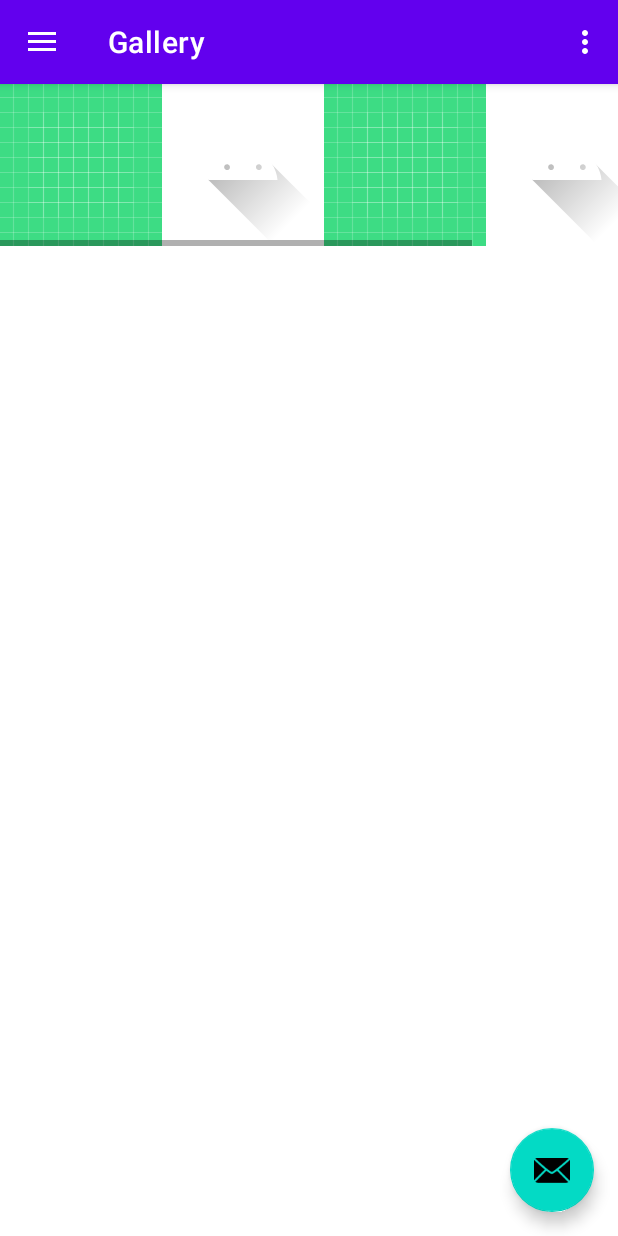
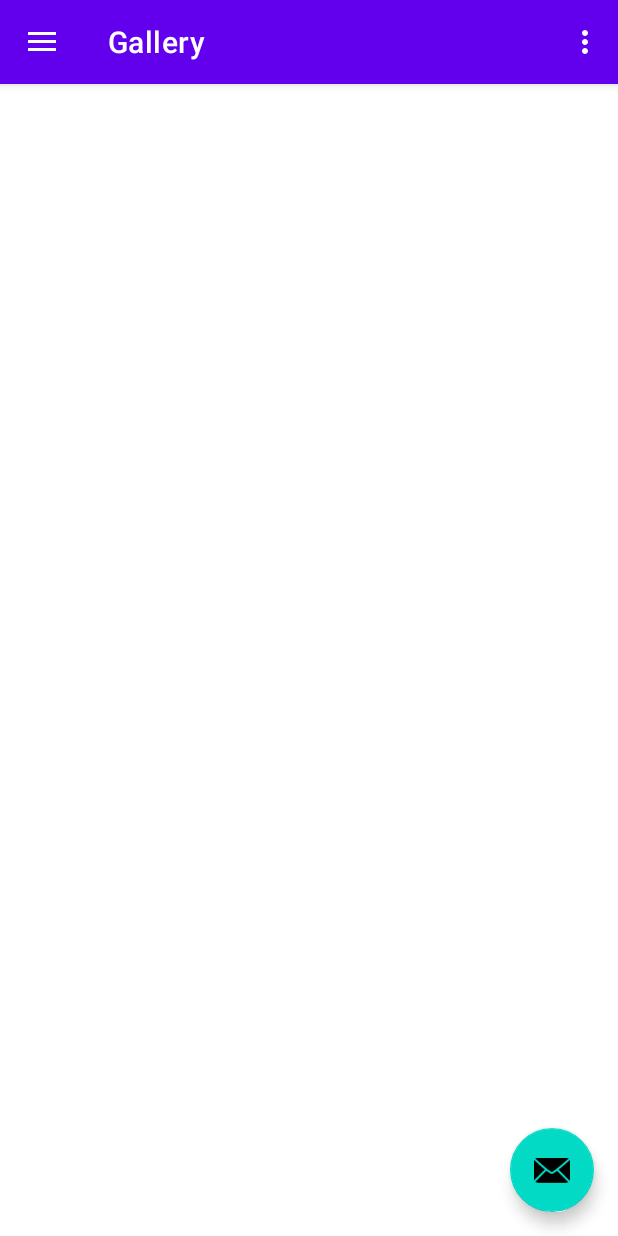
Before and after one commit to Kiiroi-dev/AppTools, an Android app: the screen it shows after launch (MainActivity), in the side drawer, after a tap on "Gallery", on a phone screen of 412 x 824 dp. Run offline under Robolectric (Android 15) with nearby library versions, the phone set to English and light mode, and no system bars; our stand-ins replace navigation-ui; 2 statements that could not run were skipped.

```diff
--- a/app/src/main/java/com/example/apptools/ui/finance/FinanceFragment.kt
+++ b/app/src/main/java/com/example/apptools/ui/finance/FinanceFragment.kt
@@ -29,58 +29,10 @@ class FinanceFragment : Fragment(R.layout.fragment_finance) {
         inflater: LayoutInflater,
         container: ViewGroup?,
         savedInstanceState: Bundle?
-    ): View? {
+    ): View {
+        val root: View = binding.root
+        return root
 
-        // Variables
-        financeViewModel =
-            ViewModelProvider(this).get(FinanceViewModel::class.java)
-        _binding = FragmentFinanceBinding.inflate(inflater, container, false)
-        val root: View = binding.root
-        val relativeLayout: RelativeLayout = binding.scrollViewFinance
-        val linearLayout = LinearLayout(activity)
-        val horizontalScrollView = HorizontalScrollView(activity)
-        val linearParams = LinearLayout.LayoutParams(
-                ViewGroup.LayoutParams.MATCH_PARENT,
-                ViewGroup.LayoutParams.WRAP_CONTENT)
-            linearLayout.layoutParams = linearParams
-
-
-            // Tableaux budgets & scrollview
-            var tabScrollviewPicture: List<Int> = listOf(R.drawable.ic_launcher_background,
-                R.drawable.ic_launcher_foreground,
-                R.drawable.ic_launcher_background,
-                R.drawable.ic_launcher_foreground,
-                R.drawable.ic_launcher_background)
-
-            var tabScrollViewImageView: MutableList<ImageView> = mutableListOf()
-
-            // Ajout des budgets au scrollview
-            for (i in 0..4){
-                val image = ImageView(activity)
-                val params1 = LinearLayout.LayoutParams(
-                    ViewGroup.LayoutParams.MATCH_PARENT,
-                    ViewGroup.LayoutParams.WRAP_CONTENT)
-                image.layoutParams = params1
-                image.setImageResource(tabScrollviewPicture[i])
-                linearLayout.addView(image)
-                tabScrollViewImageView.add(image)
-            }
-            horizontalScrollView.addView(linearLayout)
-
-            relativeLayout.addView(horizontalScrollView)
-
-
-
-
-
-
-
-
-
-
-
-
-        return root
     }
 
     override fun onDestroyView() {
--- a/app/src/main/java/com/example/apptools/ui/finance/ui/login/FormAddBudgetFragment.kt
+++ b/app/src/main/java/com/example/apptools/ui/finance/ui/login/FormAddBudgetFragment.kt
@@ -21,8 +21,6 @@ import com.example.apptools.databinding.FragmentFormAddBudgetBinding
 import com.example.apptools.R
 
 class FormAddBudgetFragment : Fragment() {
-
-    private lateinit var loginViewModel: LoginViewModel
     private var _binding: FragmentFormAddBudgetBinding? = null
 
     // This property is only valid between onCreateView and
@@ -33,7 +31,7 @@ class FormAddBudgetFragment : Fragment() {
         inflater: LayoutInflater,
         container: ViewGroup?,
         savedInstanceState: Bundle?
-    ): View? {
+    ): View {
 
         _binding = FragmentFormAddBudgetBinding.inflate(inflater, container, false)
         return binding.root
--- a/app/src/main/res/menu/activity_main_drawer.xml
+++ b/app/src/main/res/menu/activity_main_drawer.xml
@@ -12,9 +12,6 @@
             android:id="@+id/nav_finance"
             android:icon="@drawable/ic_menu_gallery"
             android:title="@string/menu_gallery" />
-        <item
-            android:id="@+id/nav_formAddBudget"
-            android:icon="@drawable/ic_menu_slideshow"
-            android:title="@string/menu_slideshow" />
+
     </group>
 </menu>
--- a/app/src/main/res/navigation/mobile_navigation.xml
+++ b/app/src/main/res/navigation/mobile_navigation.xml
@@ -15,11 +15,18 @@
         android:id="@+id/nav_finance"
         android:name="com.example.apptools.ui.finance.FinanceFragment"
         android:label="@string/menu_gallery"
-        tools:layout="@layout/fragment_finance" />
+        tools:layout="@layout/fragment_finance" >
+        <action
+            android:id="@+id/action_nav_finance_to_nav_formAddBudget"
+            app:destination="@id/nav_formAddBudget" />
+    </fragment>
 
     <fragment
         android:id="@+id/nav_formAddBudget"
         android:name="com.example.apptools.ui.finance.ui.login.FormAddBudgetFragment"
-        android:label="@string/menu_slideshow"
-        tools:layout="@layout/fragment_form_add_budget" />
+        tools:layout="@layout/fragment_form_add_budget" >
+        <action
+            android:id="@+id/action_nav_formAddBudget_to_nav_finance"
+            app:destination="@id/nav_finance" />
+    </fragment>
 </navigation>
```
Also changed, not shown: app/src/main/java/com/example/apptools/converter/MyConverters.kt (+7 -3 lines), app/src/main/java/com/example/apptools/ui/finance/ui/login/LoggedInUserView.kt (deleted, +0 -9 lines), app/src/main/java/com/example/apptools/ui/finance/ui/login/LoginFormState.kt (deleted, +0 -10 lines), app/src/main/java/com/example/apptools/ui/finance/ui/login/LoginResult.kt (deleted, +0 -9 lines), app/src/main/java/com/example/apptools/ui/finance/ui/login/LoginViewModel.kt (deleted, +0 -53 lines), app/src/main/java/com/example/apptools/ui/finance/ui/login/LoginViewModelFactory.kt (deleted, +0 -23 lines), app/src/main/java/com/example/apptools/ui/tasks/Tasks.kt (added, +68 -0 lines).
